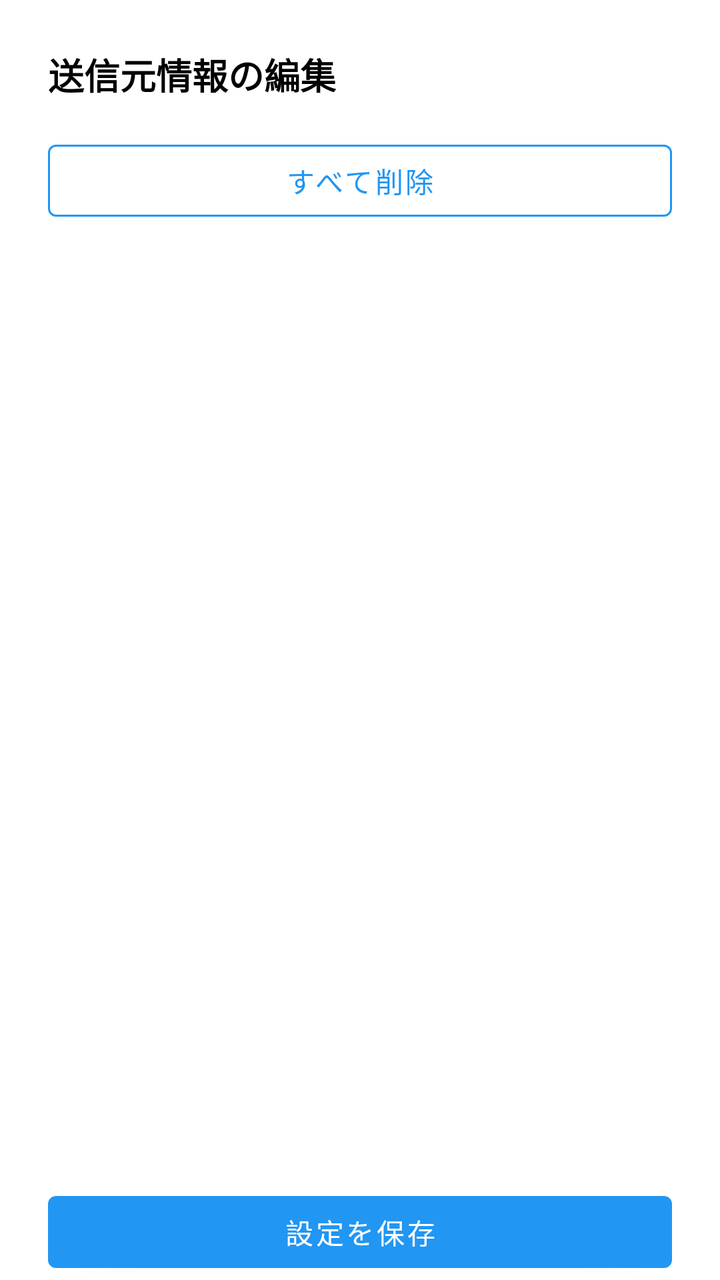
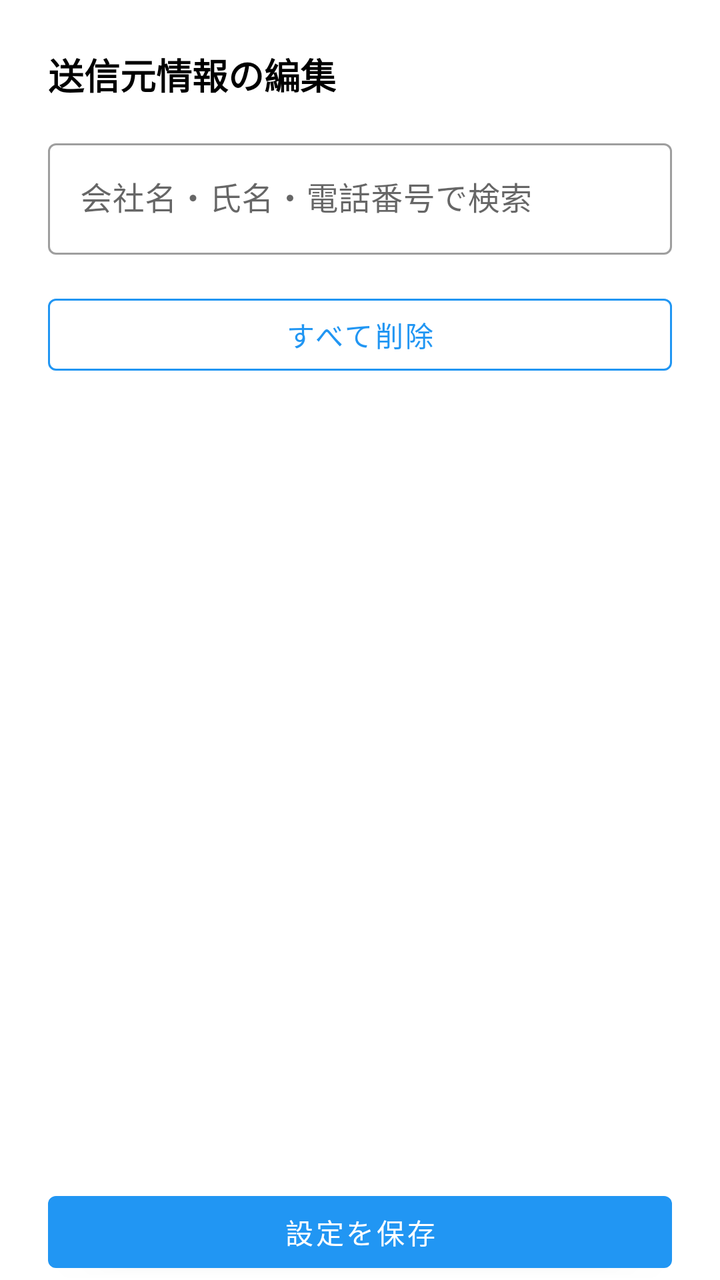

Screens rendered from an Android XML layout before and after an edit, with the pre-edit source and the edit as a unified diff.
<!-- AndroidManifest.xml: application theme Theme.SmsToKintone -->
<!-- res/layout/activity_sender_info.xml -->
<?xml version="1.0" encoding="utf-8"?>
<LinearLayout xmlns:android="http://schemas.android.com/apk/res/android"
    xmlns:app="http://schemas.android.com/apk/res-auto"
    android:layout_width="match_parent"
    android:layout_height="match_parent"
    android:orientation="vertical"
    android:paddingStart="24dp"
    android:paddingTop="24dp"
    android:paddingEnd="24dp">

    <TextView
        android:layout_width="wrap_content"
        android:layout_height="wrap_content"
        android:text="@string/title_sender_info"
        android:textSize="18sp"
        android:textStyle="bold"
        android:textColor="?attr/colorOnSurface" />

    <com.google.android.material.button.MaterialButton
        android:id="@+id/btnDeleteAllSenderInfo"
        style="@style/AppButton.OutlinedButton"
        android:layout_width="match_parent"
        android:layout_height="wrap_content"
        android:layout_marginTop="16dp"
        android:text="@string/btn_delete_all" />

    <ScrollView
        android:layout_width="match_parent"
        android:layout_height="0dp"
        android:layout_weight="1">

        <LinearLayout
            android:layout_width="match_parent"
            android:layout_height="wrap_content"
            android:orientation="vertical"
            android:paddingStart="24dp"
            android:paddingEnd="24dp"
            android:paddingBottom="24dp">

            <TextView
                android:id="@+id/tvSenderInfoEmpty"
                android:layout_width="match_parent"
                android:layout_height="wrap_content"
                android:layout_marginTop="16dp"
                android:text="@string/message_sender_info_empty"
                android:textColor="?android:attr/textColorSecondary"
                android:visibility="gone" />

            <LinearLayout
                android:id="@+id/llSenderInfoContainer"
                android:layout_width="match_parent"
                android:layout_height="wrap_content"
                android:orientation="vertical" />

        </LinearLayout>
    </ScrollView>

    <com.google.android.material.button.MaterialButton
        android:id="@+id/btnSaveSenderInfo"
        android:layout_width="match_parent"
        android:layout_height="wrap_content"
        android:layout_marginTop="16dp"
        android:text="@string/btn_save_settings" />
</LinearLayout>
<!-- resources referenced by this layout -->
<resources>
  <string name="btn_delete_all">すべて削除</string>
  <string name="btn_save_settings">設定を保存</string>
  <string name="message_sender_info_empty">送信元情報がありません</string>
  <string name="title_sender_info">送信元情報の編集</string>
  <style name="AppButton.OutlinedButton" parent="Widget.MaterialComponents.Button.OutlinedButton">
          <item name="strokeColor">?attr/colorPrimary</item>
      </style>
  <style name="Theme.SmsToKintone" parent="Theme.MaterialComponents.DayNight.NoActionBar">
          <item name="colorPrimary">@color/blue_500</item>
          <item name="colorPrimaryVariant">@color/blue_700</item>
          <item name="colorPrimaryDark">@color/blue_700</item>
          <item name="colorOnPrimary">@color/white</item>
          <item name="colorSecondary">@color/teal_200</item>
          <item name="colorSecondaryVariant">@color/teal_700</item>
          <item name="colorOnSecondary">@color/black</item>
          <item name="textInputStyle">@style/Widget.MaterialComponents.TextInputLayout.OutlinedBox</item>
      </style>
  <color name="blue_500">#2196F3</color>
  <color name="blue_700">#1976D2</color>
  <color name="white">#FFFFFFFF</color>
  <color name="teal_200">#03DAC5</color>
  <color name="teal_700">#018786</color>
  <color name="black">#FF000000</color>
</resources>

<!-- the commit's change to res/layout/activity_sender_info.xml (unified diff, before → after) -->
@@ -15,6 +15,20 @@
         android:textSize="18sp"
         android:textStyle="bold"
         android:textColor="?attr/colorOnSurface" />
+
+    <com.google.android.material.textfield.TextInputLayout
+        android:id="@+id/tilSenderInfoSearch"
+        android:layout_width="match_parent"
+        android:layout_height="wrap_content"
+        android:layout_marginTop="16dp"
+        android:hint="@string/hint_sender_info_search">
+
+        <com.google.android.material.textfield.TextInputEditText
+            android:id="@+id/etSenderInfoSearch"
+            android:layout_width="match_parent"
+            android:layout_height="wrap_content"
+            android:inputType="text" />
+    </com.google.android.material.textfield.TextInputLayout>
 
     <com.google.android.material.button.MaterialButton
         android:id="@+id/btnDeleteAllSenderInfo"
@@ -46,6 +60,15 @@
                 android:textColor="?android:attr/textColorSecondary"
                 android:visibility="gone" />
 
+            <TextView
+                android:id="@+id/tvSenderInfoNoMatch"
+                android:layout_width="match_parent"
+                android:layout_height="wrap_content"
+                android:layout_marginTop="16dp"
+                android:text="@string/message_sender_info_no_match"
+                android:textColor="?android:attr/textColorSecondary"
+                android:visibility="gone" />
+
             <LinearLayout
                 android:id="@+id/llSenderInfoContainer"
                 android:layout_width="match_parent"
<!-- resource entries referenced after the edit -->
@@ -2,7 +2,9 @@
 <resources>
   <string name="btn_delete_all">すべて削除</string>
   <string name="btn_save_settings">設定を保存</string>
+  <string name="hint_sender_info_search">会社名・氏名・電話番号で検索</string>
   <string name="message_sender_info_empty">送信元情報がありません</string>
+  <string name="message_sender_info_no_match">一致する送信元がありません</string>
   <string name="title_sender_info">送信元情報の編集</string>
   <style name="AppButton.OutlinedButton" parent="Widget.MaterialComponents.Button.OutlinedButton">
           <item name="strokeColor">?attr/colorPrimary</item>
